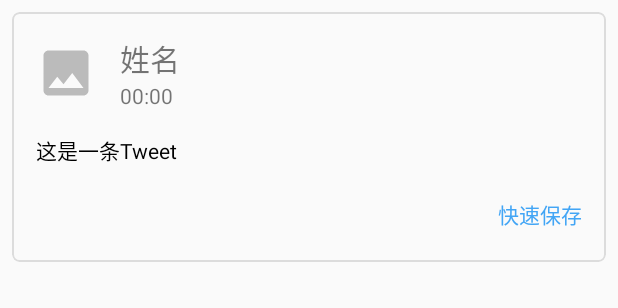
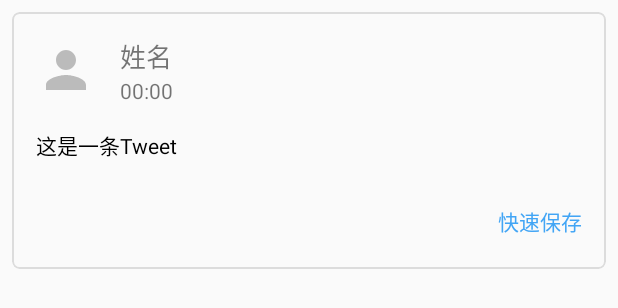
Before and after one commit to CVBot-Union/TwiBotApp, an Android app: the layout tweet_card.xml on its own in the app's theme, with its tools: preview values and no code run, on a phone screen of 412 x 824 dp. Shown: the top 308 px of the screen. Run offline under Robolectric (Android 15) with nearby library versions, the light colour scheme and no system bars.

Commit message:
minor UI changes

```diff
--- a/app/build.gradle
+++ b/app/build.gradle
@@ -2,7 +2,7 @@ apply plugin: 'com.android.application'
 
 android {
     compileSdkVersion 30
-    buildToolsVersion "30.0.1"
+    buildToolsVersion '30.0.2'
 
     defaultConfig {
         applicationId 'com.cvbotunion.cvtwipush'
@@ -27,7 +27,7 @@ android {
 
 dependencies {
     implementation 'androidx.appcompat:appcompat:1.2.0'
-    implementation 'androidx.constraintlayout:constraintlayout:2.0.2'
+    implementation 'androidx.constraintlayout:constraintlayout:2.0.4'
     implementation 'androidx.viewpager2:viewpager2:1.0.0'
     implementation 'androidx.recyclerview:recyclerview:1.1.0'
     implementation 'androidx.cardview:cardview:1.0.0'
@@ -43,7 +43,7 @@ dependencies {
     implementation 'com.squareup.okhttp3:okhttp:4.9.0'
     implementation 'org.litepal.guolindev:core:3.2.1'
     implementation files('libs/MiPush_SDK_Client_3_8_0.jar')
-    testImplementation 'junit:junit:4.13'
+    testImplementation 'junit:junit:4.13.1'
     androidTestImplementation 'androidx.test.ext:junit:1.1.2'
     androidTestImplementation 'androidx.test.espresso:espresso-core:3.3.0'
 }
--- a/app/src/main/java/com/cvbotunion/cvtwipush/Adapters/TweetDetailCardAdapter.java
+++ b/app/src/main/java/com/cvbotunion/cvtwipush/Adapters/TweetDetailCardAdapter.java
@@ -5,10 +5,12 @@ import android.content.ClipData;
 import android.content.ClipboardManager;
 import android.content.Context;
 import android.content.Intent;
+import android.graphics.Color;
 import android.os.Bundle;
 import android.os.Handler;
 import android.util.Log;
 import android.view.LayoutInflater;
+import android.view.MotionEvent;
 import android.view.View;
 import android.view.ViewGroup;
 import android.view.inputmethod.InputMethodManager;
@@ -85,6 +87,7 @@ public class TweetDetailCardAdapter extends RecyclerView.Adapter<TweetDetailCard
                 ClipData mClipData = ClipData.newPlainText("tweet", tweets.get(position).getText());
                 clipboardManager.setPrimaryClip(mClipData);
                 Snackbar.make(view, "已复制原文", 1000).show();
+                holder.tweetDetailCard.getTweetStatusTextView().setBackgroundColor(Color.TRANSPARENT);
             }
             return true;
         });
--- /dev/null
+++ b/app/src/main/res/drawable/ic_baseline_person_24.xml
@@ -0,0 +1,5 @@
+<vector android:height="24dp" android:tint="#BBBBBB"
+    android:viewportHeight="24" android:viewportWidth="24"
+    android:width="24dp" xmlns:android="http://schemas.android.com/apk/res/android">
+    <path android:fillColor="@android:color/white" android:pathData="M12,12c2.21,0 4,-1.79 4,-4s-1.79,-4 -4,-4 -4,1.79 -4,4 1.79,4 4,4zM12,14c-2.67,0 -8,1.34 -8,4v2h16v-2c0,-2.66 -5.33,-4 -8,-4z"/>
+</vector>
--- a/app/src/main/res/layout/activity_tweet_detail.xml
+++ b/app/src/main/res/layout/activity_tweet_detail.xml
@@ -6,8 +6,7 @@
     android:layout_width="match_parent"
     android:layout_height="match_parent"
     android:orientation="vertical"
-    tools:context=".Activities.TweetDetail"
-    android:transitionName="activityOption">
+    tools:context=".Activities.TweetDetail">
 
     <com.google.android.material.appbar.AppBarLayout
         android:id="@+id/tweet_detail_app_bar"
@@ -39,7 +38,8 @@
         android:layout_width="match_parent"
         android:layout_height="match_parent"
         android:focusableInTouchMode="true"
-        app:layout_behavior="@string/appbar_scrolling_view_behavior">
+        app:layout_behavior="@string/appbar_scrolling_view_behavior"
+        android:transitionName="activityOption">
 
         <com.scwang.smart.refresh.header.MaterialHeader
             android:layout_width="match_parent"
--- a/app/src/main/res/layout/tweet_card.xml
+++ b/app/src/main/res/layout/tweet_card.xml
@@ -40,10 +40,10 @@
                     android:layout_width="40dp"
                     android:layout_height="40dp"
                     android:layout_marginEnd="16dp"
-                    app:shapeAppearanceOverlay="@style/roundedImageViewRounded"
+                    android:background="@drawable/ic_baseline_person_24"
+                    android:contentDescription="@string/twitteruser_avatar_description"
                     android:scaleType="fitCenter"
-                    android:background="@drawable/ic_baseline_image_24"
-                    android:contentDescription="@string/twitteruser_avatar_description"/>
+                    app:shapeAppearanceOverlay="@style/roundedImageViewRounded" />
 
                 <LinearLayout
                     android:layout_width="wrap_content"
@@ -64,7 +64,7 @@
                             android:layout_weight="1"
                             android:fontFamily="sans-serif-medium"
                             android:text="姓名"
-                            android:textSize="20sp"/>
+                            android:textSize="17sp" />
 
                         <TextView
                             android:id="@+id/tweet_type_text"
@@ -86,6 +86,20 @@
 
                 </LinearLayout>
             </LinearLayout>
+
+            <TextView
+                android:id="@+id/status_text"
+                android:layout_width="match_parent"
+                android:layout_height="wrap_content"
+                android:layout_marginHorizontal="16dp"
+                android:layout_marginTop="8dp"
+                android:layout_marginBottom="16dp"
+                android:autoLink="web"
+                android:clickable="false"
+                android:focusable="false"
+                android:linksClickable="true"
+                android:text="这是一条Tweet"
+                android:textColor="@color/colorBlack" />
 
             <LinearLayout
                 android:id="@+id/img_set_layout"
@@ -196,17 +210,6 @@
                     android:visibility="gone" />
             </FrameLayout>
 
-            <TextView
-                android:id="@+id/status_text"
-                android:layout_width="match_parent"
-                android:layout_height="wrap_content"
-                android:layout_marginHorizontal="16dp"
-                android:layout_marginVertical="8dp"
-                android:autoLink="web"
-                android:linksClickable="true"
-                android:text="这是一条Tweet"
-                android:textColor="@color/colorBlack"/>
-
             <LinearLayout
                 android:layout_width="match_parent"
                 android:layout_height="0dp"
```
Also changed, not shown: app/src/main/java/com/cvbotunion/cvtwipush/Adapters/TweetCardAdapter.java (+15 -2 lines), app/src/main/java/com/cvbotunion/cvtwipush/CustomViews/TweetCard.java (+18 -0 lines), app/src/main/res/layout/tweet_detail_card.xml (+5 -5 lines).
